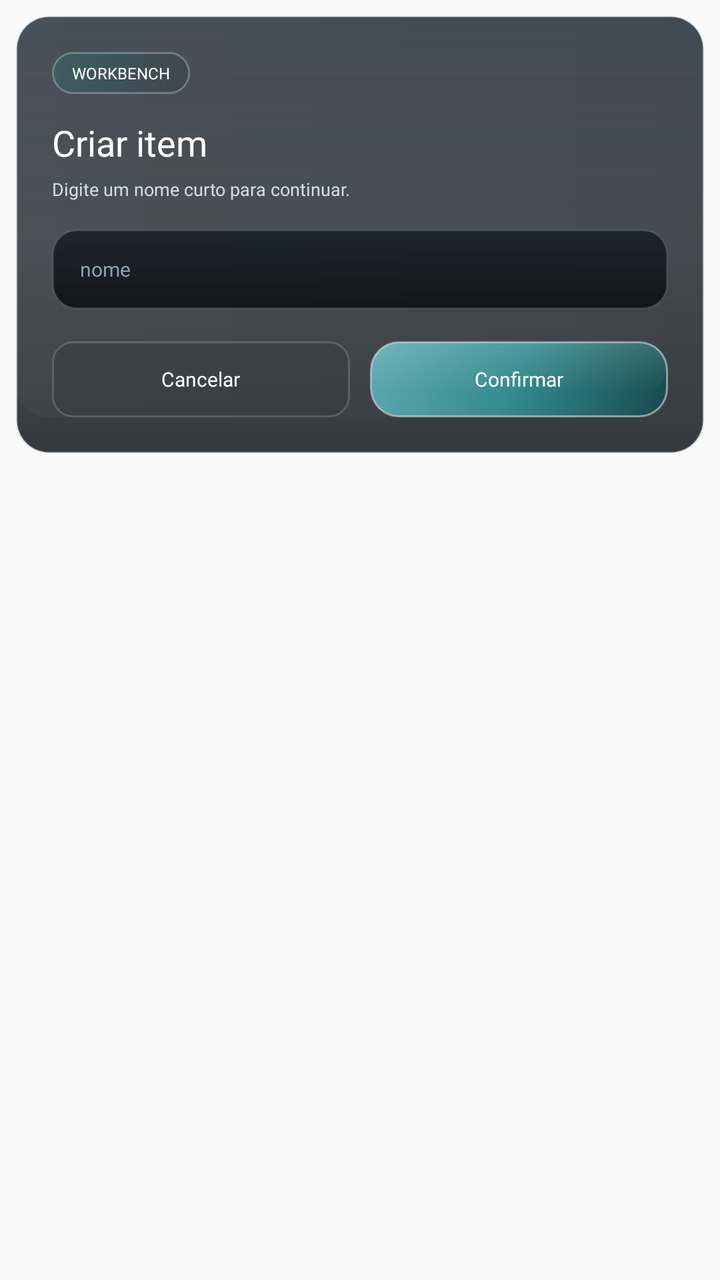
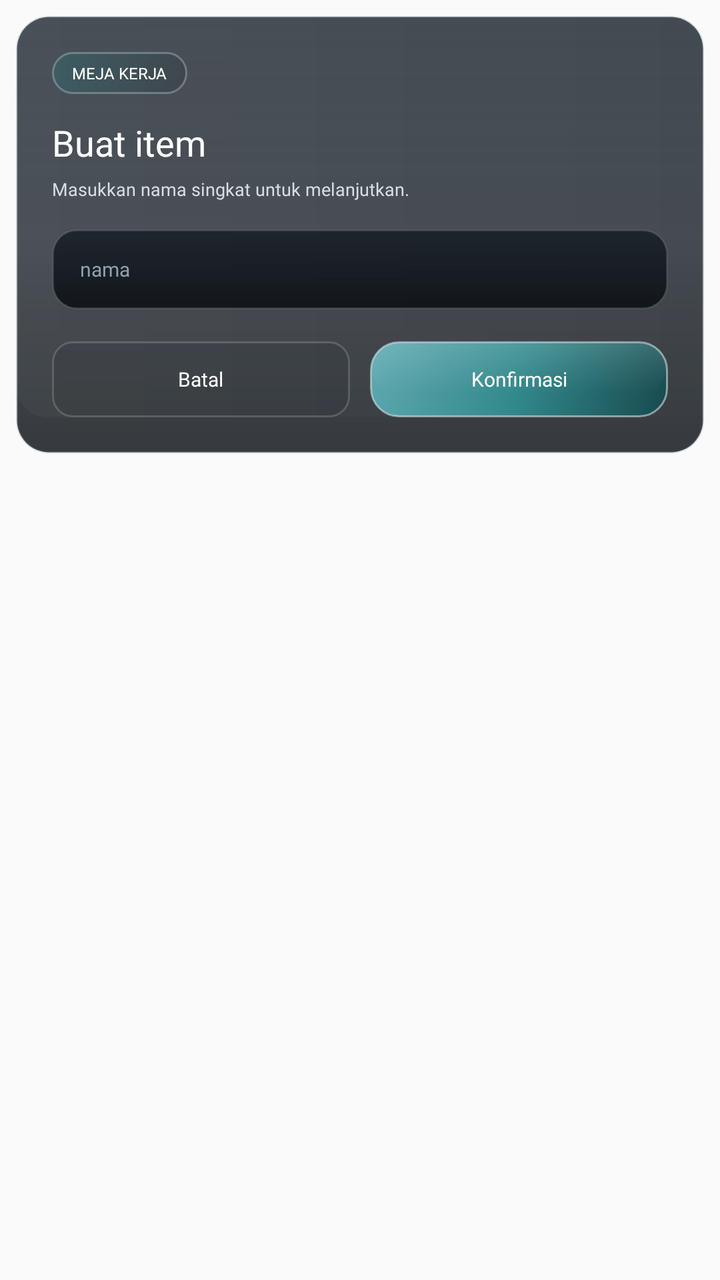

Screens rendered from an Android XML layout before and after an edit, with the pre-edit source and the edit as a unified diff.
<!-- AndroidManifest.xml: application theme Theme.AppCompat.Light.NoActionBar.FullScreen -->
<!-- res/layout/dialog_workbench_prompt.xml -->
<?xml version="1.0" encoding="utf-8"?>
<FrameLayout xmlns:android="http://schemas.android.com/apk/res/android"
    android:layout_width="match_parent"
    android:layout_height="wrap_content"
    android:padding="8dp">

    <LinearLayout
        android:layout_width="match_parent"
        android:layout_height="wrap_content"
        android:background="@drawable/home_panel_surface"
        android:orientation="vertical"
        android:padding="18dp">

        <TextView
            android:id="@+id/dialog_workbench_badge"
            android:layout_width="wrap_content"
            android:layout_height="wrap_content"
            android:background="@drawable/home_news_badge"
            android:fontFamily="@font/montserrat_bold"
            android:paddingStart="10dp"
            android:paddingTop="5dp"
            android:paddingEnd="10dp"
            android:paddingBottom="5dp"
            android:text="Workbench"
            android:textAllCaps="true"
            android:textColor="@android:color/white"
            android:textSize="8sp" />

        <TextView
            android:id="@+id/dialog_workbench_title"
            android:layout_width="wrap_content"
            android:layout_height="wrap_content"
            android:layout_marginTop="12dp"
            android:fontFamily="@font/montserrat_black"
            android:text="Criar item"
            android:textColor="@android:color/white"
            android:textSize="18sp" />

        <TextView
            android:id="@+id/dialog_workbench_note"
            android:layout_width="wrap_content"
            android:layout_height="wrap_content"
            android:layout_marginTop="5dp"
            android:fontFamily="@font/montserrat_medium"
            android:text="Digite um nome curto para continuar."
            android:textColor="@color/launcher_text_secondary"
            android:textSize="9sp" />

        <EditText
            android:id="@+id/dialog_workbench_input"
            android:layout_width="match_parent"
            android:layout_height="40dp"
            android:layout_marginTop="14dp"
            android:background="@drawable/launcher_field_surface_dark"
            android:fontFamily="@font/montserrat_bold"
            android:hint="nome"
            android:imeOptions="actionDone|flagNoExtractUi"
            android:paddingStart="14dp"
            android:paddingEnd="14dp"
            android:singleLine="true"
            android:textColor="@android:color/white"
            android:textColorHint="@color/launcher_text_muted"
            android:textSize="10sp" />

        <LinearLayout
            android:layout_width="match_parent"
            android:layout_height="wrap_content"
            android:layout_marginTop="16dp"
            android:orientation="horizontal">

            <TextView
                android:id="@+id/dialog_workbench_cancel"
                android:layout_width="0dp"
                android:layout_height="38dp"
                android:layout_weight="1"
                android:background="@drawable/home_action_text_button"
                android:fontFamily="@font/montserrat_bold"
                android:gravity="center"
                android:text="Cancelar"
                android:textColor="@android:color/white"
                android:textSize="10sp" />

            <TextView
                android:id="@+id/dialog_workbench_confirm"
                android:layout_width="0dp"
                android:layout_height="38dp"
                android:layout_marginStart="10dp"
                android:layout_weight="1"
                android:background="@drawable/home_server_select_button"
                android:fontFamily="@font/montserrat_bold"
                android:gravity="center"
                android:text="Confirmar"
                android:textColor="@android:color/white"
                android:textSize="10sp" />
        </LinearLayout>
    </LinearLayout>
</FrameLayout>
<!-- resources referenced by this layout -->
<resources>
  <color name="launcher_text_muted">#8FA1AE</color>
  <color name="launcher_text_secondary">#D4DEE4</color>
  <!-- drawable home_action_text_button (drawable) -->
  <?xml version="1.0" encoding="utf-8"?>
  <shape xmlns:android="http://schemas.android.com/apk/res/android"
      android:shape="rectangle">
      <solid android:color="#140F141A" />
      <corners android:radius="10dp" />
      <stroke
          android:width="1dp"
          android:color="#2AFFFFFF" />
  </shape>
  <!-- drawable home_news_badge (drawable) -->
  <?xml version="1.0" encoding="utf-8"?>
  <shape xmlns:android="http://schemas.android.com/apk/res/android"
      android:shape="rectangle">
      <gradient
          android:angle="315"
          android:startColor="#6C2D6F73"
          android:endColor="#33192325" />
      <corners android:radius="10dp" />
      <stroke
          android:width="1dp"
          android:color="#5DBBD4D5" />
  </shape>
  <!-- drawable home_server_select_button (drawable) -->
  <?xml version="1.0" encoding="utf-8"?>
  <layer-list xmlns:android="http://schemas.android.com/apk/res/android">
      <item android:top="2dp">
          <shape android:shape="rectangle">
              <solid android:color="#50101920" />
              <corners android:radius="14dp" />
          </shape>
      </item>
      <item>
          <shape android:shape="rectangle">
              <gradient
                  android:angle="315"
                  android:startColor="#5EA9B0"
                  android:centerColor="@color/launcher_accent_teal"
                  android:endColor="@color/launcher_accent_teal_dark" />
              <corners android:radius="14dp" />
              <stroke
                  android:width="1dp"
                  android:color="#92DAE8EC" />
          </shape>
      </item>
      <item
          android:left="1dp"
          android:top="1dp"
          android:right="1dp"
          android:bottom="12dp">
          <shape android:shape="rectangle">
              <gradient
                  android:angle="270"
                  android:startColor="#24EFFFFF"
                  android:centerColor="#10FFFFFF"
                  android:endColor="#00FFFFFF" />
              <corners android:radius="13dp" />
          </shape>
      </item>
  </layer-list>
  <!-- drawable launcher_field_surface_dark (drawable) -->
  <?xml version="1.0" encoding="utf-8"?>
  <shape xmlns:android="http://schemas.android.com/apk/res/android"
      android:shape="rectangle">
      <gradient
          android:angle="270"
          android:startColor="#C9121A22"
          android:endColor="#D2070B0F" />
      <corners android:radius="12dp" />
      <stroke
          android:width="1dp"
          android:color="@color/launcher_border_soft" />
  </shape>
  <style name="Theme.AppCompat.Light.NoActionBar.FullScreen" parent="@style/Theme.AppCompat.Light.NoActionBar">
          <item name="android:windowNoTitle">true</item>
          <item name="android:windowActionBar">false</item>
          <item name="android:windowFullscreen">true</item>
          <item name="android:windowContentOverlay">@null</item>
          <item name="android:windowLayoutInDisplayCutoutMode">shortEdges</item>
      </style>
  <color name="launcher_panel_top">#E71B242D</color>
  <color name="launcher_panel_bottom">#D00A0F14</color>
  <color name="launcher_border_soft">#42798A91</color>
  <color name="launcher_accent_teal">#32898C</color>
  <color name="launcher_accent_teal_dark">#174A4F</color>
  <!-- unchanged entries left out for length: 1 -->
</resources>

<!-- the commit's change to res/layout/dialog_workbench_prompt.xml (unified diff, before → after) -->
@@ -21,7 +21,7 @@
             android:paddingTop="5dp"
             android:paddingEnd="10dp"
             android:paddingBottom="5dp"
-            android:text="Workbench"
+            android:text="Meja Kerja"
             android:textAllCaps="true"
             android:textColor="@android:color/white"
             android:textSize="8sp" />
@@ -32,7 +32,7 @@
             android:layout_height="wrap_content"
             android:layout_marginTop="12dp"
             android:fontFamily="@font/montserrat_black"
-            android:text="Criar item"
+            android:text="Buat item"
             android:textColor="@android:color/white"
             android:textSize="18sp" />
 
@@ -42,7 +42,7 @@
             android:layout_height="wrap_content"
             android:layout_marginTop="5dp"
             android:fontFamily="@font/montserrat_medium"
-            android:text="Digite um nome curto para continuar."
+            android:text="Masukkan nama singkat untuk melanjutkan."
             android:textColor="@color/launcher_text_secondary"
             android:textSize="9sp" />
 
@@ -53,7 +53,7 @@
             android:layout_marginTop="14dp"
             android:background="@drawable/launcher_field_surface_dark"
             android:fontFamily="@font/montserrat_bold"
-            android:hint="nome"
+            android:hint="nama"
             android:imeOptions="actionDone|flagNoExtractUi"
             android:paddingStart="14dp"
             android:paddingEnd="14dp"
@@ -76,7 +76,7 @@
                 android:background="@drawable/home_action_text_button"
                 android:fontFamily="@font/montserrat_bold"
                 android:gravity="center"
-                android:text="Cancelar"
+                android:text="Batal"
                 android:textColor="@android:color/white"
                 android:textSize="10sp" />
 
@@ -89,7 +89,7 @@
                 android:background="@drawable/home_server_select_button"
                 android:fontFamily="@font/montserrat_bold"
                 android:gravity="center"
-                android:text="Confirmar"
+                android:text="Konfirmasi"
                 android:textColor="@android:color/white"
                 android:textSize="10sp" />
         </LinearLayout>
